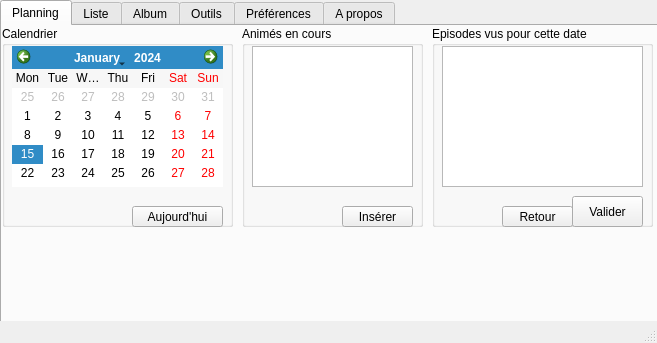
This is ressources/gui.ui in seigneurfuo/MyAnimeManager as Qt 5 draws it before an edit. The edited form follows.
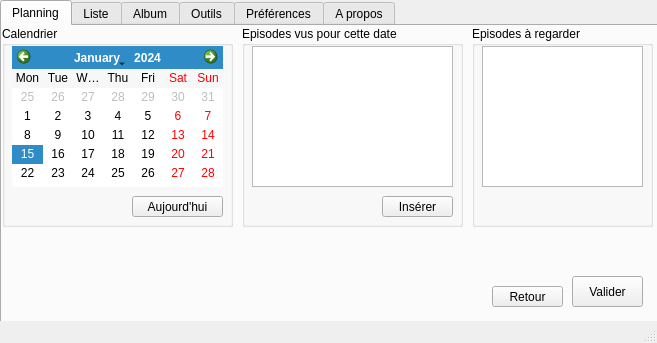
This is the edited form. The open tabs and pages were chosen to show the change. Icons and pictures are not drawn.

The edit to the form file:
```diff
--- a/ressources/gui.ui
+++ b/ressources/gui.ui
@@ -65,7 +65,7 @@
      <widget class="QGroupBox" name="groupBox_3">
       <property name="geometry">
        <rect>
-        <x>430</x>
+        <x>240</x>
         <y>0</y>
         <width>221</width>
         <height>201</height>
@@ -84,58 +84,11 @@
         </rect>
        </property>
       </widget>
-      <widget class="QPushButton" name="boutonAnnuler_3">
-       <property name="geometry">
-        <rect>
-         <x>70</x>
-         <y>180</y>
-         <width>71</width>
-         <height>21</height>
-        </rect>
-       </property>
-       <property name="text">
-        <string>Retour</string>
-       </property>
-       <property name="icon">
-        <iconset>
-         <normaloff>ressources/icons/edit-delete-5.ico</normaloff>ressources/icons/edit-delete-5.ico</iconset>
-       </property>
-      </widget>
-      <widget class="QPushButton" name="boutonPlanningSauvegarder">
-       <property name="geometry">
-        <rect>
-         <x>140</x>
-         <y>170</y>
-         <width>71</width>
-         <height>31</height>
-        </rect>
-       </property>
-       <property name="text">
-        <string>Valider</string>
-       </property>
-       <property name="icon">
-        <iconset>
-         <normaloff>ressources/icons/document-export.ico</normaloff>ressources/icons/document-export.ico</iconset>
-       </property>
-      </widget>
-     </widget>
-     <widget class="QGroupBox" name="groupBox_4">
-      <property name="geometry">
-       <rect>
-        <x>240</x>
-        <y>0</y>
-        <width>181</width>
-        <height>201</height>
-       </rect>
-      </property>
-      <property name="title">
-       <string>Animés en cours</string>
-      </property>
       <widget class="QPushButton" name="boutonPlanningInserer">
        <property name="geometry">
         <rect>
-         <x>100</x>
-         <y>180</y>
+         <x>140</x>
+         <y>170</y>
          <width>71</width>
          <height>21</height>
         </rect>
@@ -148,6 +101,19 @@
          <normaloff>ressources/icons/list-add-6.ico</normaloff>ressources/icons/list-add-6.ico</iconset>
        </property>
       </widget>
+     </widget>
+     <widget class="QGroupBox" name="groupBox_4">
+      <property name="geometry">
+       <rect>
+        <x>470</x>
+        <y>0</y>
+        <width>181</width>
+        <height>201</height>
+       </rect>
+      </property>
+      <property name="title">
+       <string>Episodes à regarder</string>
+      </property>
       <widget class="QTableWidget" name="animeVuTable">
        <property name="geometry">
         <rect>
@@ -224,7 +190,7 @@
        <property name="geometry">
         <rect>
          <x>130</x>
-         <y>180</y>
+         <y>170</y>
          <width>91</width>
          <height>21</height>
         </rect>
@@ -238,6 +204,40 @@
        </property>
       </widget>
      </widget>
+     <widget class="QPushButton" name="boutonPlanningSauvegarder">
+      <property name="geometry">
+       <rect>
+        <x>570</x>
+        <y>250</y>
+        <width>71</width>
+        <height>31</height>
+       </rect>
+      </property>
+      <property name="text">
+       <string>Valider</string>
+      </property>
+      <property name="icon">
+       <iconset>
+        <normaloff>ressources/icons/document-export.ico</normaloff>ressources/icons/document-export.ico</iconset>
+      </property>
+     </widget>
+     <widget class="QPushButton" name="boutonAnnuler_3">
+      <property name="geometry">
+       <rect>
+        <x>490</x>
+        <y>260</y>
+        <width>71</width>
+        <height>21</height>
+       </rect>
+      </property>
+      <property name="text">
+       <string>Retour</string>
+      </property>
+      <property name="icon">
+       <iconset>
+        <normaloff>ressources/icons/edit-delete-5.ico</normaloff>ressources/icons/edit-delete-5.ico</iconset>
+      </property>
+     </widget>
     </widget>
     <widget class="QWidget" name="liste">
      <attribute name="icon">
```
Left out of the diff: 61 changed lines with no effect on the pictures.
